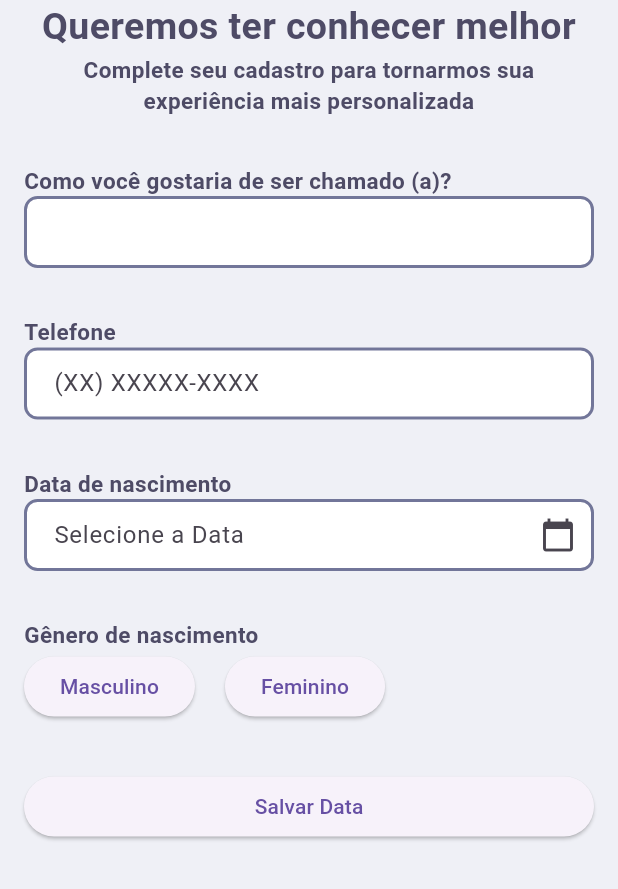
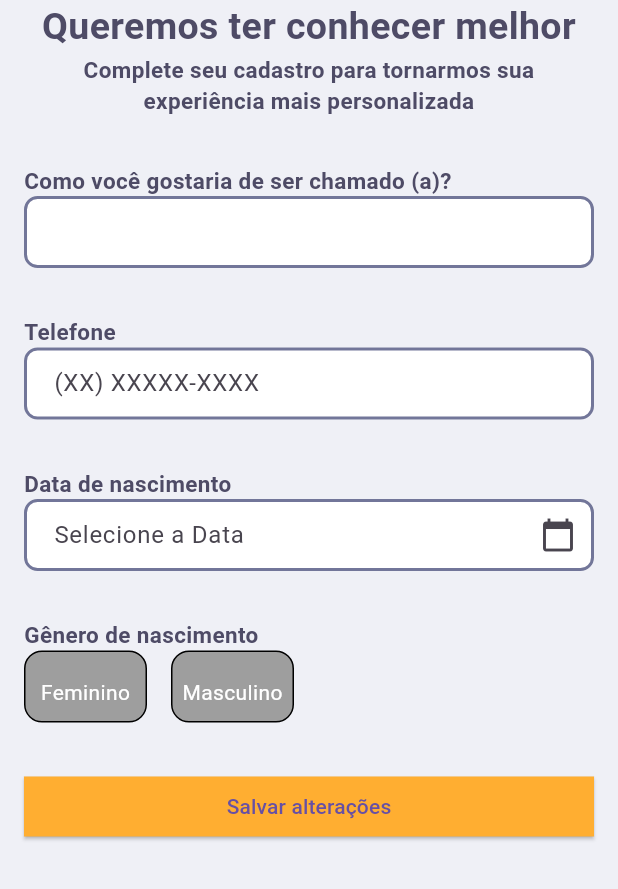
Before and after one commit to timelilas/Vida_leve, a Flutter app: the QueremosConhecer screen opened directly, on a phone screen of 412 x 824 dp, the part 347-1236 px from its top. Run offline on Flutter 3.47's test engine with Material 3 defaults, Android fonts, the phone set to English and light mode, and no system bars; our stand-ins replace flutter_multi_formatter.

Commit message:
ajustes login

```diff
--- a/frontend/lib/main.dart
+++ b/frontend/lib/main.dart
@@ -14,7 +14,7 @@ class MyApp extends StatelessWidget {
   @override
   Widget build(BuildContext context) {
     return MaterialApp(
-      home: QueremosConhecer(),
+      home: MainOrigem(),
     );
   }
 }
--- a/frontend/lib/telas/queremos_conhecer.dart
+++ b/frontend/lib/telas/queremos_conhecer.dart
@@ -18,24 +18,22 @@ class _AutenticacaoState extends State<QueremosConhecer> {
   TextEditingController _telefoneController = TextEditingController();
   TextEditingController _dt_nascimentoController = TextEditingController();
   TextEditingController _generoController = TextEditingController();
+  String? selectedGender = '';
   DateTime? _selectedDate;
 
   final _formKey = GlobalKey<FormState>();
 
-  // Validação para garantir que o campo não tenha letras
   String? validarTelefone(String? value) {
     if (value == null || value.isEmpty) {
       return 'O telefone é obrigatório';
     }
 
-// Remover espaços e caracteres não numéricos
     final phoneDigits = value.replaceAll(RegExp(r'\D'), '');
 
     if (phoneDigits.length != 11) {
       return 'O telefone deve ter 11 dígitos';
     }
 
-    // Verifica se contém alguma letra
     final regexLetras = RegExp(r'[A-Za-z]');
     if (regexLetras.hasMatch(value)) {
       return 'O telefone não pode conter letras';
@@ -44,7 +42,6 @@ class _AutenticacaoState extends State<QueremosConhecer> {
     return null;
   }
 
-  // Navegar para a tela de Mais Informações com o telefone
   void _salvarTelefone() {
     if (_formKey.currentState!.validate()) {
       String telefone = _telefoneController.text;
@@ -214,13 +211,9 @@ class _AutenticacaoState extends State<QueremosConhecer> {
                                 width: 2),
                           ),
                         ),
-                        readOnly:
-                            true, // Evita que o usuário digite manualmente
+                        readOnly: true,
                         onTap: () async {
-                          // Esconde o teclado ao tocar no TextField
                           FocusScope.of(context).requestFocus(FocusNode());
-
-                          // Exibe o seletor de data
                           DateTime? pickedDate = await showDatePicker(
                             context: context,
                             initialDate: DateTime.now(),
@@ -229,10 +222,8 @@ class _AutenticacaoState extends State<QueremosConhecer> {
                           );
 
                           if (pickedDate != null) {
-                            // Faz algo com a data selecionada
                             String formattedDate =
                                 DateFormat('dd/MM/yyyy').format(pickedDate);
-                            // Atualiza o campo de texto com a data formatada
                             setState(() {
                               _dt_nascimentoController.text = formattedDate;
                             });
@@ -253,21 +244,70 @@ class _AutenticacaoState extends State<QueremosConhecer> {
                       ),
                       Row(
                         mainAxisAlignment: MainAxisAlignment.start,
-                        children: <Widget>[
-                          ElevatedButton(
-                            onPressed: () {
-                              // Ação ao pressionar o botão "Masculino"
-                              print("Masculino selecionado");
+                        children: [
+                          // Botão "Feminino"
+                          GestureDetector(
+                            onTap: () {
+                              setState(() {
+                                selectedGender = 'F';
+                              });
                             },
-                            child: Text('Masculino'),
+                            child: Container(
+                              width: 82, // Largura fixa de 82px
+                              height: 48, // Altura fixa de 48px
+                              padding: const EdgeInsets.only(
+                                  top: 8), // Padding superior de 8px
+                              decoration: BoxDecoration(
+                                borderRadius: BorderRadius.circular(
+                                    12), // Border radius de 12px
+                                border: Border.all(width: 1), // Border de 1px
+                                color: selectedGender == 'F'
+                                    ? Colors
+                                        .orange // Se selecionado, cor laranja
+                                    : Colors.grey, // Se não, cor cinza
+                              ),
+                              child: Center(
+                                child: Text(
+                                  'Feminino',
+                                  style: TextStyle(
+                                    color: Colors.white, // Cor do texto branca
+                                  ),
+                                ),
+                              ),
+                            ),
                           ),
-                          SizedBox(width: 20), // Espaçamento entre os botões
-                          ElevatedButton(
-                            onPressed: () {
-                              // Ação ao pressionar o botão "Feminino"
-                              print("Feminino selecionado");
+                          SizedBox(width: 16), // Espaço entre os botões
+
+                          // Botão "Masculino"
+                          GestureDetector(
+                            onTap: () {
+                              setState(() {
+                                selectedGender = 'M';
+                              });
                             },
-                            child: Text('Feminino'),
+                            child: Container(
+                              width: 82, // Largura fixa de 82px
+                              height: 48, // Altura fixa de 48px
+                              padding: const EdgeInsets.only(
+                                  top: 8), // Padding superior de 8px
+                              decoration: BoxDecoration(
+                                borderRadius: BorderRadius.circular(
+                                    12), // Border radius de 12px
+                                border: Border.all(width: 1), // Border de 1px
+                                color: selectedGender == 'M'
+                                    ? Colors
+                                        .orange // Se selecionado, cor laranja
+                                    : Colors.grey, // Se não, cor cinza
+                              ),
+                              child: Center(
+                                child: Text(
+                                  'Masculino',
+                                  style: TextStyle(
+                                    color: Colors.white, // Cor do texto branca
+                                  ),
+                                ),
+                              ),
+                            ),
                           ),
                         ],
                       ),
@@ -285,7 +325,11 @@ class _AutenticacaoState extends State<QueremosConhecer> {
                             );
                           }
                         },
-                        child: Text('Salvar Data'),
+                        style: ElevatedButton.styleFrom(
+                          shape: RoundedRectangleBorder(),
+                          backgroundColor: Color(0xFFFFAE31),
+                        ),
+                        child: Text("Salvar alterações"),
                       ),
                     ],
                   ),
```
Also changed, not shown: frontend/lib/telas/autenticacao_tela.dart (+59 -5 lines), 2 other files.
